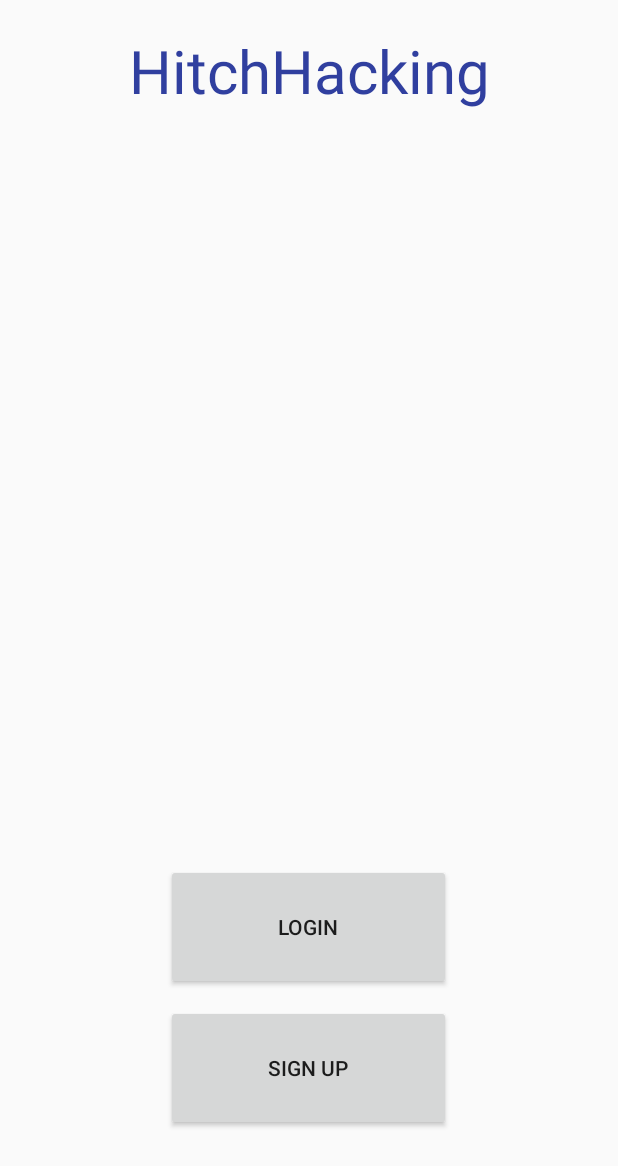
After one commit to PunktSonstNichts/Hitchhacking, an Android app: the LoginActivity screen opened directly, with no data from a screen before it, on a phone screen of 412 x 824 dp. The commit adds this screen. Shown: the top 1166 px of the screen. Run offline under Robolectric (Android 15) with nearby library versions, the phone set to English and light mode, and no system bars; our stand-ins replace data binding.

Commit message:
Created Login Activity

```diff
--- a/client/HitchHacker/app/src/main/AndroidManifest.xml
+++ b/client/HitchHacker/app/src/main/AndroidManifest.xml
@@ -18,13 +18,14 @@
 
                 <category android:name="android.intent.category.LAUNCHER"/>
             </intent-filter>
-
-
         </activity>
 
         <meta-data
             android:name="com.google.android.geo.API_KEY"
             android:value="AIzaSyBjVO3eaX1ckpZ5WBaNcX0EwYBzKDalgrU"/>
+
+        <activity android:name=".LoginActivity">
+        </activity>
     </application>
 
 </manifest>
--- /dev/null
+++ b/client/HitchHacker/app/src/main/java/com/landtanin/hitchhacker/LoginActivity.java
@@ -0,0 +1,13 @@
+package com.landtanin.hitchhacker;
+
+import android.support.v7.app.AppCompatActivity;
+import android.os.Bundle;
+
+public class LoginActivity extends AppCompatActivity {
+
+    @Override
+    protected void onCreate(Bundle savedInstanceState) {
+        super.onCreate(savedInstanceState);
+        setContentView(R.layout.activity_login);
+    }
+}
--- /dev/null
+++ b/client/HitchHacker/app/src/main/res/layout/activity_login.xml
@@ -0,0 +1,47 @@
+<?xml version="1.0" encoding="utf-8"?>
+<layout xmlns:android="http://schemas.android.com/apk/res/android"
+        xmlns:tools="http://schemas.android.com/tools"
+        tools:context="com.landtanin.hitchhacker.LoginActivity">
+
+<LinearLayout
+    android:orientation="vertical"
+    android:id="@+id/activity_login"
+    android:layout_width="match_parent"
+    android:layout_height="match_parent">
+
+    <TextView
+        android:layout_width="match_parent"
+        android:layout_height="wrap_content"
+        android:text="@string/app_name"
+        android:textAlignment="center"
+        android:textSize="@dimen/login_title_txt_size"
+        android:layout_marginTop="20dp"
+        android:textColor="@color/colorPrimaryDark"/>
+
+    <View
+        android:layout_width="match_parent"
+        android:layout_height="0dp"
+        android:layout_weight="6"/>
+
+    <Button
+        android:layout_width="190dp"
+        android:layout_height="0dp"
+        android:layout_weight="1"
+        android:layout_gravity="center_horizontal"
+        android:text="login"
+
+        />
+
+    <Button
+        android:layout_width="190dp"
+        android:layout_height="0dp"
+        android:layout_weight="1"
+        android:layout_marginTop="10dp"
+        android:layout_gravity="center_horizontal"
+        android:text="sign up"
+        android:layout_marginBottom="70dp"
+        />
+
+
+</LinearLayout>
+</layout>
--- a/client/HitchHacker/app/src/main/res/values/dimens.xml
+++ b/client/HitchHacker/app/src/main/res/values/dimens.xml
@@ -2,4 +2,7 @@
     <!-- Default screen margins, per the Android Design guidelines. -->
     <dimen name="activity_horizontal_margin">16dp</dimen>
     <dimen name="activity_vertical_margin">16dp</dimen>
+
+    <dimen name="login_title_txt_size">40sp</dimen>
+
 </resources>
--- a/client/HitchHacker/app/src/main/res/values/strings.xml
+++ b/client/HitchHacker/app/src/main/res/values/strings.xml
@@ -1,3 +1,3 @@
 <resources>
-    <string name="app_name">HitchHacker</string>
+    <string name="app_name">HitchHacking</string>
 </resources>
--- a/client/HitchHacker/app/src/main/res/values/styles.xml
+++ b/client/HitchHacker/app/src/main/res/values/styles.xml
@@ -1,7 +1,7 @@
 <resources>
 
     <!-- Base application theme. -->
-    <style name="AppTheme" parent="Theme.AppCompat.Light.DarkActionBar">
+    <style name="AppTheme" parent="Theme.AppCompat.Light.NoActionBar">
         <!-- Customize your theme here. -->
         <item name="colorPrimary">@color/colorPrimary</item>
         <item name="colorPrimaryDark">@color/colorPrimaryDark</item>
```
